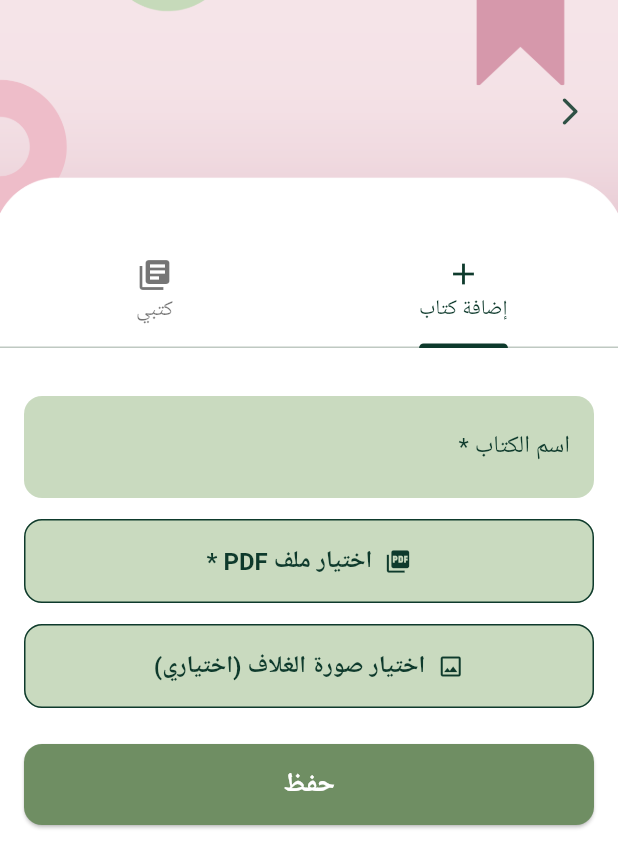
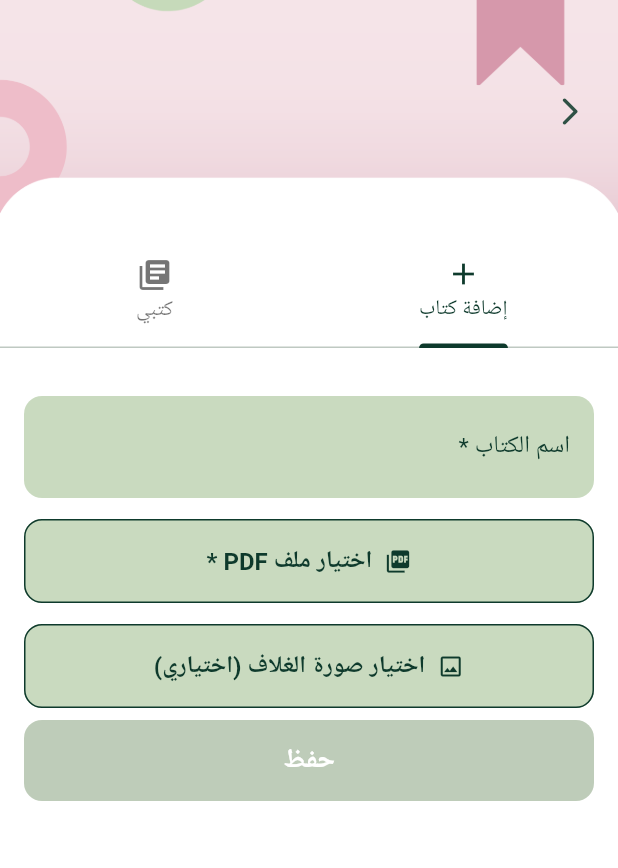
Before and after one commit to Reemawk15/2025_GP_12, a Flutter app: the MyBooksPage screen opened directly, on a phone screen of 412 x 824 dp. Shown: the top 868 px of the screen. Run offline on Flutter 3.47's test engine with Material 3 defaults, Android fonts, the light colour scheme and no system bars; our stand-ins replace cloud_firestore, file_picker, firebase_auth, firebase_core, firebase_storage, image_picker; accounts and stored records are empty.

Commit message:
تغيير بعض الخلفيات وتعديل اضافة الكتب

```diff
--- a/Qabas/lib/main.dart
+++ b/Qabas/lib/main.dart
@@ -96,7 +96,7 @@ class HomePage extends StatelessWidget {
         children: [
           // الخلفية: الصورة الجديدة
           Image.asset(
-            'assets/images/firstPage.png', // ← اسم الصورة
+            'assets/images/First.png', // ← اسم الصورة
             fit: BoxFit.cover,
           ),
 
--- a/Qabas/lib/my_books.dart
+++ b/Qabas/lib/my_books.dart
@@ -8,7 +8,6 @@ import 'package:image_picker/image_picker.dart';
 
 import 'library_tab.dart'; // للعودة للـ Hub الخاص بالبرايفت
 import 'my_book_details_page.dart';
-
 
 const Color _darkGreen  = Color(0xFF0E3A2C);
 const Color _midGreen   = Color(0xFF2F5145);
@@ -33,11 +32,26 @@ class _MyBooksPageState extends State<MyBooksPage>
 
   bool _saving = false;
 
+  // يفرض إظهار رسائل التحقق بدون لمس الحقول
+  bool _forceValidate = false;
+
+  @override
+  void initState() {
+    super.initState();
+    _titleCtrl.addListener(() => setState(() {})); // لتحديث حالة الزر
+  }
+
   @override
   void dispose() {
     _titleCtrl.dispose();
     super.dispose();
   }
+
+  // جاهزية الزر: اسم + PDF وموب في وضع الحفظ
+  bool get _isReadyToSave =>
+      _titleCtrl.text.trim().isNotEmpty &&
+          _pdfFile != null &&
+          !_saving;
 
   void _backToHub(BuildContext context) {
     if (Navigator.of(context).canPop()) {
@@ -59,7 +73,10 @@ class _MyBooksPageState extends State<MyBooksPage>
     );
     if (!mounted) return;
     if (result != null && result.files.single.path != null) {
-      setState(() => _pdfFile = File(result.files.single.path!));
+      setState(() {
+        _pdfFile = File(result.files.single.path!);
+        _forceValidate = true; // أظهري أخطاء الحقول المطلوبة فورًا
+      });
     }
   }
 
@@ -81,15 +98,22 @@ class _MyBooksPageState extends State<MyBooksPage>
       return;
     }
 
+    // فعّلي إظهار الأخطاء لو حاول يحفظ وفيه نقص
+    if (_titleCtrl.text.trim().isEmpty || _pdfFile == null) {
+      setState(() => _forceValidate = true);
+    }
+
+    // طبقة أمان إضافية
+    if (_titleCtrl.text.trim().isEmpty || _pdfFile == null) {
+      ScaffoldMessenger.of(context).showSnackBar(
+        SnackBar(content: Text(_missingFriendlyMessage())),
+      );
+      return;
+    }
+
     if (!_formKey.currentState!.validate()) {
       ScaffoldMessenger.of(context).showSnackBar(
         const SnackBar(content: Text('فضلاً أكمل الحقول المطلوبة')),
-      );
-      return;
-    }
-    if (_pdfFile == null) {
-      ScaffoldMessenger.of(context).showSnackBar(
-        const SnackBar(content: Text('فضلاً اختر ملف الكتاب (PDF)')),
       );
       return;
     }
@@ -136,6 +160,7 @@ class _MyBooksPageState extends State<MyBooksPage>
         _titleCtrl.clear();
         _pdfFile = null;
         _coverFile = null;
+        _forceValidate = false;
       });
 
       if (mounted) {
@@ -243,8 +268,27 @@ class _MyBooksPageState extends State<MyBooksPage>
     }
   }
 
+  // نص تنبيه لطيف حسب الشيء الناقص (SnackBar فقط)
+  String _missingFriendlyMessage() {
+    final nameMissing = _titleCtrl.text.trim().isEmpty;
+    final pdfMissing = _pdfFile == null;
+    if (nameMissing && pdfMissing) {
+      return 'أضيفي اسم الكتاب واخترِي ملف PDF أولاً ✨';
+    } else if (nameMissing) {
+      return 'أضيفي اسم الكتاب أولاً ✍️';
+    } else {
+      return 'اختاري ملف الكتاب (PDF) أولاً 📄';
+    }
+  }
+
   // ===== واجهة إضافة كتاب (اسم + PDF إجباري، غلاف اختياري) =====
   Widget _buildAddTab() {
+    final nameMissing = _titleCtrl.text.trim().isEmpty;
+    final pdfMissing  = _pdfFile == null;
+
+    // ✅ نعرض رسالة نقص الـPDF بمجرد ما الاسم يصير غير فاضي
+    final showPdfValidation = _forceValidate || _titleCtrl.text.trim().isNotEmpty;
+
     return Directionality(
       textDirection: TextDirection.rtl,
       child: Stack(
@@ -261,12 +305,17 @@ class _MyBooksPageState extends State<MyBooksPage>
                   opacity: _saving ? 0.6 : 1,
                   child: Form(
                     key: _formKey,
+                    autovalidateMode: _forceValidate
+                        ? AutovalidateMode.always
+                        : AutovalidateMode.onUserInteraction,
                     child: Column(
+                      crossAxisAlignment: CrossAxisAlignment.stretch,
                       children: [
                         const SizedBox(height: 8),
 
-                        // اسم الكتاب (إجباري)
+                        // اسم الكتاب
                         _fieldContainer(
+                          isError: _forceValidate && nameMissing,
                           child: TextFormField(
                             controller: _titleCtrl,
                             textAlign: TextAlign.right,
@@ -282,32 +331,38 @@ class _MyBooksPageState extends State<MyBooksPage>
                         ),
                         const SizedBox(height: 14),
 
-                        // اختيار PDF (إجباري)
+                        // ✅ اختيار PDF (إجباري) — يظهر بالأحمر بمجرد تعبئة الاسم وهو مفقود
                         _fileButton(
                           text: _pdfFile == null
                               ? 'اختيار ملف PDF *'
                               : 'تم اختيار: ${_pdfFile!.path.split('/').last}',
                           icon: Icons.picture_as_pdf,
                           onPressed: _pickPdf,
+                          required: true,
+                          isMissing: showPdfValidation && pdfMissing, // <-- أهم سطر
                         ),
                         const SizedBox(height: 14),
 
-                        // اختيار الغلاف (اختياري)
+                        // الغلاف (اختياري)
                         _fileButton(
-                          text: _coverFile == null ? 'اختيار صورة الغلاف (اختياري)' : 'تم اختيار الغلاف',
+                          text: _coverFile == null
+                              ? 'اختيار صورة الغلاف (اختياري)'
+                              : 'تم اختيار الغلاف',
                           icon: Icons.image_outlined,
                           onPressed: _pickCover,
                         ),
 
-                        const SizedBox(height: 24),
+                        const SizedBox(height: 8),
 
                         // زر الحفظ
                         SizedBox(
                           width: double.infinity,
                           child: ElevatedButton(
-                            onPressed: _saving ? null : _saveBook,
+                            onPressed: _isReadyToSave ? _saveBook : null,
                             style: ElevatedButton.styleFrom(
                               backgroundColor: _confirm,
+                              disabledBackgroundColor: _confirm.withOpacity(0.45),
+                              disabledForegroundColor: Colors.white70,
                               padding: const EdgeInsets.symmetric(vertical: 14),
                               shape: RoundedRectangleBorder(borderRadius: BorderRadius.circular(12)),
                             ),
@@ -365,7 +420,6 @@ class _MyBooksPageState extends State<MyBooksPage>
                     separatorBuilder: (_, __) => const SizedBox(height: 12),
                     itemCount: docs.length,
                     itemBuilder: (context, i) {
-                      // ... داخل itemBuilder:
                       final doc = docs[i];
                       final data = doc.data() as Map<String, dynamic>? ?? {};
                       final title = (data['title'] ?? '') as String;
@@ -402,7 +456,7 @@ class _MyBooksPageState extends State<MyBooksPage>
 
                             const SizedBox(width: 12),
 
-                            // 👇 العنوان قابل للنقر → يفتح صفحة التفاصيل
+                            // العنوان قابل للنقر → يفتح صفحة التفاصيل
                             Expanded(
                               child: InkWell(
                                 onTap: () {
@@ -421,7 +475,7 @@ class _MyBooksPageState extends State<MyBooksPage>
                                     color: _darkGreen,
                                     fontSize: 16,
                                     fontWeight: FontWeight.w600,
-                                    decoration: TextDecoration.underline, // اختياري: يبين أنه رابط
+                                    decoration: TextDecoration.underline,
                                   ),
                                 ),
                               ),
@@ -518,11 +572,15 @@ class _MyBooksPageState extends State<MyBooksPage>
 
 // ================== Widgets مساعدة ==================
 
-Widget _fieldContainer({required Widget child}) {
+Widget _fieldContainer({required Widget child, bool isError = false}) {
   return Container(
     decoration: BoxDecoration(
       color: _fillGreen,
       borderRadius: BorderRadius.circular(12),
+      border: Border.all(
+        color: isError ? Colors.red : Colors.transparent,
+        width: isError ? 1.2 : 0,
+      ),
     ),
     child: child,
   );
@@ -532,16 +590,36 @@ Widget _fileButton({
   required String text,
   required IconData icon,
   required VoidCallback onPressed,
+  bool required = false,
+  bool isMissing = false,
 }) {
-  return OutlinedButton.icon(
+  // تمييز الاختياري/الإجباري بصريًا + رسالة صغيرة تحت الزر عند الحاجة
+  return Column(
+    crossAxisAlignment: CrossAxisAlignment.stretch,
+    children: [
+      OutlinedButton.icon(
         onPressed: onPressed,
         icon: Icon(icon, color: _darkGreen),
-    label: Text(text, style: const TextStyle(color: _darkGreen)),
+        label: Text(
+          text,
+          style: const TextStyle(color: _darkGreen),
+        ),
         style: OutlinedButton.styleFrom(
-      side: const BorderSide(color: _darkGreen),
+          side: BorderSide(color: isMissing ? Colors.red : _darkGreen),
           padding: const EdgeInsets.symmetric(vertical: 12, horizontal: 12),
           shape: RoundedRectangleBorder(borderRadius: BorderRadius.circular(12)),
           backgroundColor: _fillGreen,
         ),
+      ),
+      if (required && isMissing)
+        const Padding(
+          padding: EdgeInsetsDirectional.only(top: 6, start: 6, end: 6),
+          child: Text(
+            'هذا الحقل مطلوب',
+            textAlign: TextAlign.right,
+            style: TextStyle(color: Colors.red, fontSize: 12),
+          ),
+        ),
+    ],
   );
 }
--- a/Qabas/lib/sign_in_page.dart
+++ b/Qabas/lib/sign_in_page.dart
@@ -9,7 +9,7 @@ import 'admin_home_screen.dart'; //
 
 /// ======== تحكم سريع بالتموضع/الألوان ========
 const double kSigninProgressTop      = 190;   // موضع الشريط من الأعلى
-const double kSigninBottomPadding    = 200;   // مسافة المحتوى عن أسفل الخلفية
+const double kSigninBottomPadding    = 190;   // مسافة المحتوى عن أسفل الخلفية
 const double kSigninFieldWidthFactor = 0.85;  // عرض الحقول بالنسبة لعرض الشاشة
 
 class _SigninTheme {
@@ -222,7 +222,7 @@ class _SignInPageState extends State<SignInPage> {
           fit: StackFit.expand,
           children: [
             // الخلفية (نفس أسلوب التسجيل)
-            Image.asset('assets/images/signin_bg.png', fit: BoxFit.cover),
+            Image.asset('assets/images/SignIn.png', fit: BoxFit.cover),
 
             // شريط رفيع + دائرة بسهم ترجع للمين
             Positioned(
--- a/Qabas/pubspec.yaml
+++ b/Qabas/pubspec.yaml
@@ -76,6 +76,9 @@ flutter:
     - assets/images/CopyLogo.png
     - assets/images/signup_bg.png
     - assets/images/firstPage.png
+    - assets/images/First.png
+    - assets/images/SignIn.png
+
     - assets/images/signup.png
     - assets/images/back.png
     - assets/images/home_bg.png
```
Also changed, not shown: Qabas/lib/my_library.dart (+23 -8 lines), Qabas/lib/sign_up_page.dart (+4 -4 lines), Qabas/assets/images/First.png (added), Qabas/assets/images/SignIn.png (added). Lines whose indentation alone changed are shown as unchanged.
